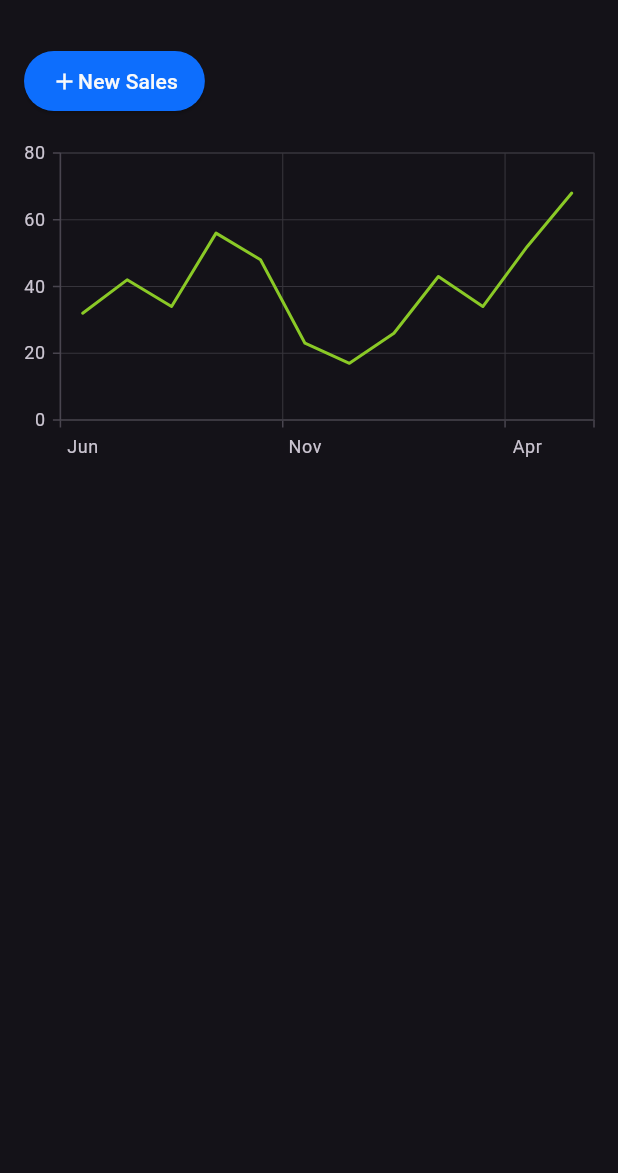
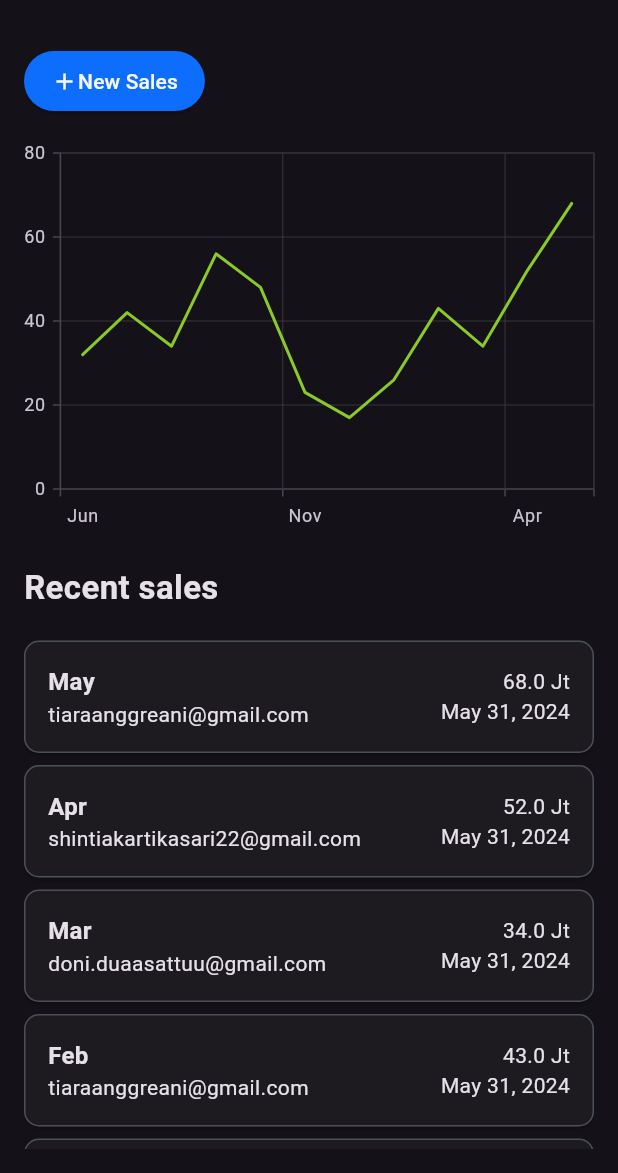
Before and after one commit to doniduaasattuu/product_inventory, a Flutter app: the Sales screen opened directly with sample values from the repository, on a phone screen of 412 x 824 dp, the part 63-1236 px from its top. Run offline on Flutter 3.47's test engine with Material 3 defaults, Android fonts, the phone set to English and light mode, and no system bars; our stand-ins replace syncfusion_flutter_charts.

Commit message:
create sales model

```diff
--- /dev/null
+++ b/lib/data/sales.dart
@@ -0,0 +1,77 @@
+import 'package:product_inventory/models/sales_model.dart';
+import 'package:product_inventory/utility/utility.dart';
+
+final List<SalesModel> sales = [
+  SalesModel(
+    month: 'Jun',
+    sales: 32,
+    admin: 'tiaraanggreani@gmail.com',
+    date: now,
+  ),
+  SalesModel(
+    month: 'Jul',
+    sales: 42,
+    admin: 'doni.duaasattuu@gmail.com',
+    date: now,
+  ),
+  SalesModel(
+    month: 'Aug',
+    sales: 34,
+    admin: 'anggigitacahyani@gmail.com',
+    date: now,
+  ),
+  SalesModel(
+    month: 'Sep',
+    sales: 56,
+    admin: 'shintiakartikasari22@gmail.com',
+    date: now,
+  ),
+  SalesModel(
+    month: 'Oct',
+    sales: 48,
+    admin: 'doni.duaasattuu@gmail.com',
+    date: now,
+  ),
+  SalesModel(
+    month: 'Nov',
+    sales: 23,
+    admin: 'anggigitacahyani@gmail.com',
+    date: now,
+  ),
+  SalesModel(
+    month: 'Dec',
+    sales: 17,
+    admin: 'shintiakartikasari22@gmail.com',
+    date: now,
+  ),
+  SalesModel(
+    month: 'Jan',
+    sales: 26,
+    admin: 'tiaraanggreani@gmail.com',
+    date: now,
+  ),
+  SalesModel(
+    month: 'Feb',
+    sales: 43,
+    admin: 'tiaraanggreani@gmail.com',
+    date: now,
+  ),
+  SalesModel(
+    month: 'Mar',
+    sales: 34,
+    admin: 'doni.duaasattuu@gmail.com',
+    date: now,
+  ),
+  SalesModel(
+    month: 'Apr',
+    sales: 52,
+    admin: 'shintiakartikasari22@gmail.com',
+    date: now,
+  ),
+  SalesModel(
+    month: 'May',
+    sales: 68,
+    admin: 'tiaraanggreani@gmail.com',
+    date: now,
+  ),
+];
--- /dev/null
+++ b/lib/models/sales_model.dart
@@ -0,0 +1,19 @@
+import 'package:product_inventory/utility/utility.dart';
+
+class SalesModel {
+  SalesModel({
+    required this.month,
+    required this.sales,
+    required this.admin,
+    required this.date,
+  });
+
+  final String month;
+  final double sales;
+  final String admin;
+  final DateTime date;
+
+  get formattedDate {
+    return formatter.format(date);
+  }
+}
--- /dev/null
+++ b/lib/services/sales_service.dart
@@ -0,0 +1,26 @@
+import 'package:product_inventory/data/sales.dart';
+import 'package:product_inventory/models/sales_model.dart';
+
+import '../ui/sales/sales.dart';
+
+class SalesService {
+  List<SalesModel> index() {
+    List<SalesModel> salesData = [];
+
+    for (var i = 0; i < sales.length; i++) {
+      salesData.add(sales[i]);
+    }
+
+    return salesData;
+  }
+
+  List<SalesData> salesData() {
+    List<SalesData> salesData = [];
+
+    for (var i = 0; i < sales.length; i++) {
+      salesData.add(SalesData(sales[i].month, sales[i].sales));
+    }
+
+    return salesData;
+  }
+}
--- a/lib/ui/sales/sales.dart
+++ b/lib/ui/sales/sales.dart
@@ -1,6 +1,9 @@
 import 'package:flutter/material.dart';
 import 'package:product_inventory/models/user.dart';
+import 'package:product_inventory/services/sales_service.dart';
+import 'package:product_inventory/ui/sales/sales_recent.dart';
 import 'package:product_inventory/utility/bootstrap_colors.dart';
+import 'package:product_inventory/utility/header_text.dart';
 import 'package:product_inventory/utility/my_container.dart';
 import 'package:product_inventory/utility/sidebar.dart';
 import 'package:syncfusion_flutter_charts/charts.dart';
@@ -36,7 +39,6 @@ class _SalesState extends State<Sales> {
       drawer: Sidebar(user: user),
       body: MyContainer(
         child: SizedBox(
-            height: 300,
             child: Column(
           crossAxisAlignment: CrossAxisAlignment.start,
           children: [
@@ -44,8 +46,8 @@ class _SalesState extends State<Sales> {
               onPressed: () {},
               style: ElevatedButton.styleFrom(
                 backgroundColor: BootstrapColors().primary,
-                    padding: const EdgeInsets.symmetric(
-                        vertical: 10, horizontal: 18),
+                padding:
+                    const EdgeInsets.symmetric(vertical: 10, horizontal: 18),
               ),
               child: Row(
                 mainAxisSize: MainAxisSize.min,
@@ -64,7 +66,8 @@ class _SalesState extends State<Sales> {
               ),
             ),
             const SizedBox(height: 24),
-                Expanded(
+            SizedBox(
+              height: 250,
               child: SfCartesianChart(
                 // Initialize category axis
                 margin: EdgeInsets.zero,
@@ -72,25 +75,21 @@ class _SalesState extends State<Sales> {
                 series: <LineSeries<SalesData, String>>[
                   LineSeries<SalesData, String>(
                     // Bind data source
-                        dataSource: <SalesData>[
-                          // SalesData('Jan', 35),
-                          // SalesData('Feb', 28),
-                          // SalesData('Mar', 34),
-                          // SalesData('Apr', 32),
-                          // SalesData('May', 40),
-                          SalesData('Jun', 32),
-                          SalesData('Jul', 42),
-                          SalesData('Aug', 34),
-                          SalesData('Sep', 56),
-                          SalesData('Oct', 48),
-                          SalesData('Nov', 23),
-                          SalesData('Dec', 17),
-                          SalesData('Jan', 26),
-                          SalesData('Feb', 43),
-                          SalesData('Mar', 34),
-                          SalesData('Apr', 52),
-                          SalesData('May', 68),
-                        ],
+                    dataSource: SalesService().salesData(),
+                    // <SalesData>[
+                    //   SalesData('Jun', 32),
+                    //   SalesData('Jul', 42),
+                    //   SalesData('Aug', 34),
+                    //   SalesData('Sep', 56),
+                    //   SalesData('Oct', 48),
+                    //   SalesData('Nov', 23),
+                    //   SalesData('Dec', 17),
+                    //   SalesData('Jan', 26),
+                    //   SalesData('Feb', 43),
+                    //   SalesData('Mar', 34),
+                    //   SalesData('Apr', 52),
+                    //   SalesData('May', 68),
+                    // ]
                     xValueMapper: (SalesData sales, _) => sales.year,
                     yValueMapper: (SalesData sales, _) => sales.sales,
                     color: BootstrapColors().lighgreen,
@@ -99,14 +98,11 @@ class _SalesState extends State<Sales> {
               ),
             ),
             const SizedBox(height: 24),
-                // Expanded(
-                //   child: ListView.builder(
-                //     itemCount: 20,
-                //     itemBuilder: ((ctx, index) => Card(
-                //           child: Text('Text ke $index'),
-                //         )),
-                //   ),
-                // ),
+            const HeaderText(text: 'Recent sales', textSize: 22),
+            const SizedBox(height: 16),
+            const Expanded(
+              child: SalesRecent(),
+            ),
           ],
         )),
       ),
--- /dev/null
+++ b/lib/ui/sales/sales_item.dart
@@ -0,0 +1,38 @@
+import 'package:flutter/material.dart';
+import 'package:product_inventory/models/sales_model.dart';
+
+class SalesItem extends StatelessWidget {
+  const SalesItem({super.key, required this.sales});
+
+  final SalesModel sales;
+
+  @override
+  Widget build(BuildContext context) {
+    return Row(
+      // crossAxisAlignment: CrossAxisAlignment.stretch,
+      mainAxisAlignment: MainAxisAlignment.spaceBetween,
+      children: [
+        Column(
+          crossAxisAlignment: CrossAxisAlignment.start,
+          children: [
+            Text(
+              sales.month,
+              style: const TextStyle(
+                fontWeight: FontWeight.w600,
+                fontSize: 16,
+              ),
+            ),
+            Text(sales.admin),
+          ],
+        ),
+        Column(
+          crossAxisAlignment: CrossAxisAlignment.end,
+          children: [
+            Text('${sales.sales.toString()} Jt'),
+            Text(sales.formattedDate.toString()),
+          ],
+        )
+      ],
+    );
+  }
+}
--- /dev/null
+++ b/lib/ui/sales/sales_recent.dart
@@ -0,0 +1,30 @@
+import 'package:flutter/material.dart';
+import 'package:product_inventory/models/sales_model.dart';
+import 'package:product_inventory/services/sales_service.dart';
+import 'package:product_inventory/ui/sales/sales_item.dart';
+
+class SalesRecent extends StatefulWidget {
+  const SalesRecent({super.key});
+
+  @override
+  State<StatefulWidget> createState() => _SalesRecentState();
+}
+
+class _SalesRecentState extends State<SalesRecent> {
+  @override
+  Widget build(BuildContext context) {
+    List<SalesModel> data = SalesService().index().reversed.toList();
+
+    return ListView.builder(
+      itemCount: data.length,
+      itemBuilder: (ctx, index) => Card(
+        child: Padding(
+          padding: const EdgeInsets.all(16),
+          child: SalesItem(
+            sales: data[index],
+          ),
+        ),
+      ),
+    );
+  }
+}
```
Lines whose indentation alone changed are shown as unchanged.
